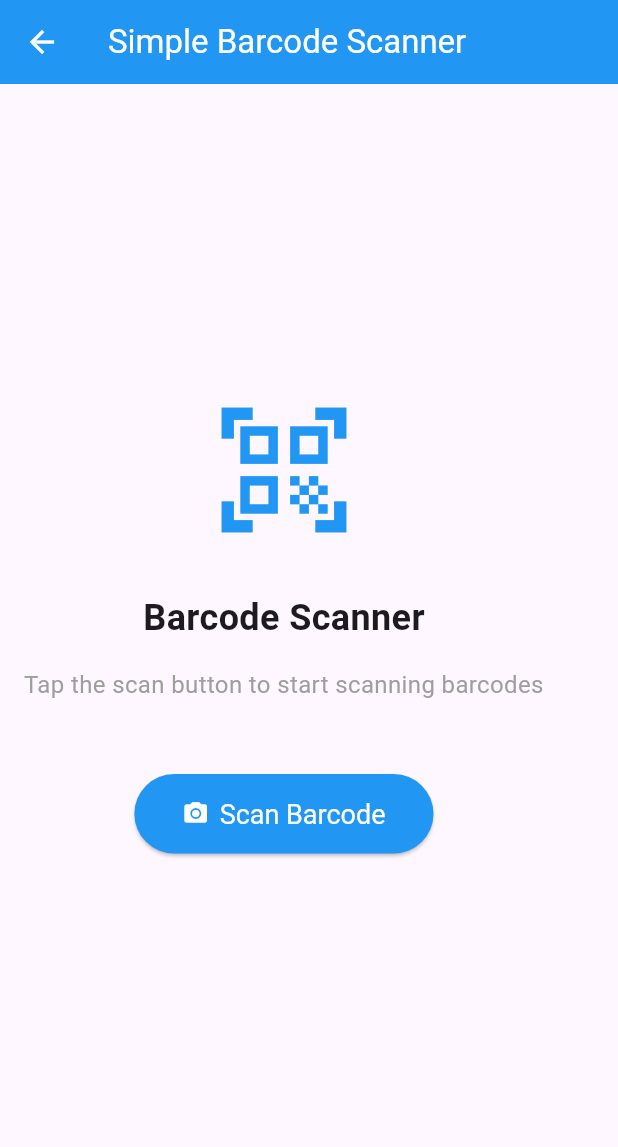
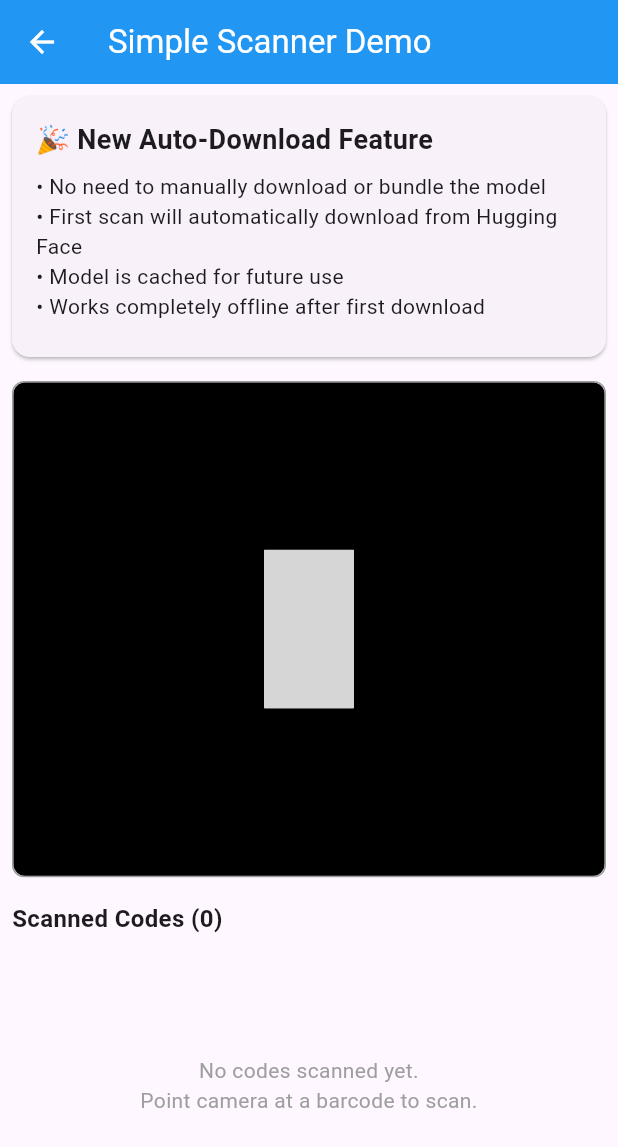
Before and after one commit to weebi-com/weebi_barcode_scanner_package, a Flutter app: the SimpleScannerDemo screen opened directly, on a phone screen of 412 x 824 dp. Shown: the top 1147 px of the screen. Run offline on Flutter 3.47's test engine with Material 3 defaults, Android fonts, the light colour scheme and no system bars; drawn by our look-alikes of camera; missing offline and left inert: camera_macos, weebi_barcode_dart, weebi_openfoodfacts_service; grey boxes are pictures that could not be loaded.

Commit message:
missing windows lib + download model

````diff
--- a/example/lib/simple_scanner_demo.dart
+++ b/example/lib/simple_scanner_demo.dart
@@ -1,9 +1,12 @@
 import 'package:flutter/material.dart';
 import 'package:weebi_barcode_scanner/weebi_barcode_scanner.dart';
 
-/// Simple demo showing the elegant barcode_scan2-style API
+/// Simple demo of the new auto-download barcode scanner
 ///
-/// Usage: var result = await WeebiBarcodeScanner.scan();
+/// This demo shows how easy it is to use the scanner now:
+/// - No need to manually download or bundle the model
+/// - No asset configuration required
+/// - Just use SimpleBarcodeScanner and it handles everything
 class SimpleScannerDemo extends StatefulWidget {
   const SimpleScannerDemo({super.key});
 
@@ -12,262 +15,195 @@ class SimpleScannerDemo extends StatefulWidget {
 }
 
 class _SimpleScannerDemoState extends State<SimpleScannerDemo> {
-  WeebiBarcodeResult? _lastResult;
+  List<BarcodeResult> _scannedCodes = [];
+  String? _error;
 
   @override
   Widget build(BuildContext context) {
     return Scaffold(
       appBar: AppBar(
-        title: const Text('Simple Barcode Scanner'),
+        title: const Text('Simple Scanner Demo'),
         backgroundColor: Colors.blue,
         foregroundColor: Colors.white,
       ),
-      body: Padding(
-        padding: const EdgeInsets.all(16.0),
-        child: Column(
-          mainAxisAlignment: MainAxisAlignment.center,
+      body: Column(
         children: [
-            // Logo or icon
-            const Icon(
-              Icons.qr_code_scanner,
-              size: 100,
-              color: Colors.blue,
-            ),
-
-            const SizedBox(height: 32),
-
-            // Title
-            const Text(
-              'Barcode Scanner',
-              style: TextStyle(
-                fontSize: 24,
-                fontWeight: FontWeight.bold,
-              ),
-            ),
-
-            const SizedBox(height: 16),
-
-            // Description
-            const Text(
-              'Tap the scan button to start scanning barcodes',
-              style: TextStyle(
-                fontSize: 16,
-                color: Colors.grey,
-              ),
-              textAlign: TextAlign.center,
-            ),
-
-            const SizedBox(height: 48),
-
-            // Scan button
-            ElevatedButton.icon(
-              onPressed: _scanBarcode,
-              icon: const Icon(Icons.camera_alt),
-              label: const Text('Scan Barcode'),
-              style: ElevatedButton.styleFrom(
-                backgroundColor: Colors.blue,
-                foregroundColor: Colors.white,
-                padding: const EdgeInsets.symmetric(
-                  horizontal: 32,
-                  vertical: 16,
-                ),
-                textStyle: const TextStyle(fontSize: 18),
-              ),
-            ),
-
-            const SizedBox(height: 48),
-
-            // Results section
-            if (_lastResult != null) ...[
-              const Divider(),
-              const SizedBox(height: 16),
-              _buildResultCard(_lastResult!),
-            ],
-          ],
-        ),
-      ),
-    );
-  }
-
-  /// Scan a barcode using the simple API
-  Future<void> _scanBarcode() async {
-    try {
-      // This is the elegant API - just like barcode_scan2!
-      final result = await WeebiBarcodeScanner.scan(
-        title: 'Scan Product Barcode',
-        subtitle: 'Point your camera at a barcode to scan it',
-      );
-
-      setState(() {
-        _lastResult = result;
-      });
-
-      // Show result feedback
-      if (result.isSuccess) {
-        ScaffoldMessenger.of(context).showSnackBar(
-          SnackBar(
-            content: Text('Scanned: ${result.code}'),
-            backgroundColor: Colors.green,
-          ),
-        );
-      } else if (result.isCancelled) {
-        ScaffoldMessenger.of(context).showSnackBar(
-          const SnackBar(
-            content: Text('Scan cancelled'),
-            backgroundColor: Colors.orange,
-          ),
-        );
-      } else if (result.hasError) {
-        ScaffoldMessenger.of(context).showSnackBar(
-          SnackBar(
-            content: Text('Error: ${result.error}'),
-            backgroundColor: Colors.red,
-          ),
-        );
-      }
-
-    } catch (e) {
-      ScaffoldMessenger.of(context).showSnackBar(
-        SnackBar(
-          content: Text('Failed to scan: $e'),
-          backgroundColor: Colors.red,
-        ),
-      );
-    }
-  }
-
-  /// Build a card showing the scan result
-  Widget _buildResultCard(WeebiBarcodeResult result) {
-    if (result.isSuccess) {
-      return Card(
+          // Information card
+          Card(
+            margin: const EdgeInsets.all(8),
             child: Padding(
-          padding: const EdgeInsets.all(16.0),
+              padding: const EdgeInsets.all(16),
               child: Column(
                 crossAxisAlignment: CrossAxisAlignment.start,
                 children: [
-              Row(
-                children: [
-                  const Icon(Icons.check_circle, color: Colors.green),
-                  const SizedBox(width: 8),
                   const Text(
-                    'Scan Successful',
-                    style: TextStyle(
-                      fontSize: 18,
-                      fontWeight: FontWeight.bold,
-                      color: Colors.green,
+                    '🎉 New Auto-Download Feature',
+                    style: TextStyle(fontSize: 18, fontWeight: FontWeight.bold),
                   ),
+                  const SizedBox(height: 8),
+                  const Text(
+                    '• No need to manually download or bundle the model\n'
+                    '• First scan will automatically download from Hugging Face\n'
+                    '• Model is cached for future use\n'
+                    '• Works completely offline after first download',
                   ),
-                ],
+                  const SizedBox(height: 8),
+                  if (_error != null)
+                    Container(
+                      padding: const EdgeInsets.all(8),
+                      decoration: BoxDecoration(
+                        color: Colors.red.shade100,
+                        borderRadius: BorderRadius.circular(4),
                       ),
-
-              const SizedBox(height: 16),
-
-              _buildResultRow('Barcode', result.code ?? 'Unknown'),
-              _buildResultRow('Format', result.format ?? 'Unknown'),
-
-              const SizedBox(height: 16),
-
-              // Action buttons
-              Row(
-                children: [
-                  Expanded(
-                    child: OutlinedButton.icon(
-                      onPressed: () {
-                        // Copy to clipboard
-                        // Clipboard.setData(ClipboardData(text: result.code ?? ''));
-                        ScaffoldMessenger.of(context).showSnackBar(
-                          const SnackBar(content: Text('Copied to clipboard')),
-                        );
-                      },
-                      icon: const Icon(Icons.copy),
-                      label: const Text('Copy'),
-                    ),
-                  ),
-
-                  const SizedBox(width: 8),
-
-                  Expanded(
-                    child: ElevatedButton.icon(
-                      onPressed: _scanBarcode,
-                      icon: const Icon(Icons.refresh),
-                      label: const Text('Scan Again'),
-                    ),
-                  ),
-                ],
-              ),
-            ],
-          ),
-        ),
-      );
-    } else if (result.isCancelled) {
-      return Card(
-        child: Padding(
-          padding: const EdgeInsets.all(16.0),
-          child: Row(
-            children: [
-              const Icon(Icons.cancel, color: Colors.orange),
-              const SizedBox(width: 8),
-              const Text(
-                'Scan Cancelled',
-                style: TextStyle(
-                  fontSize: 16,
-                  color: Colors.orange,
-                ),
-              ),
-            ],
-          ),
-        ),
-      );
-    } else {
-      return Card(
-        child: Padding(
-          padding: const EdgeInsets.all(16.0),
                       child: Row(
                         children: [
                           const Icon(Icons.error, color: Colors.red),
                           const SizedBox(width: 8),
                           Expanded(
                             child: Text(
-                  'Error: ${result.error}',
-                  style: const TextStyle(
-                    fontSize: 16,
-                    color: Colors.red,
+                              'Error: $_error',
+                              style: const TextStyle(color: Colors.red),
+                            ),
+                          ),
+                        ],
+                      ),
+                    ),
+                ],
+              ),
+            ),
+          ),
+
+          // Scanner view
+          Expanded(
+            flex: 3,
+            child: Container(
+              margin: const EdgeInsets.all(8),
+              decoration: BoxDecoration(
+                border: Border.all(color: Colors.grey),
+                borderRadius: BorderRadius.circular(8),
+              ),
+              child: ClipRRect(
+                borderRadius: BorderRadius.circular(8),
+                child: SimpleBarcodeScanner(
+                  onBarcodeDetected: (result) {
+                    setState(() {
+                      // Add to beginning of list to show newest first
+                      _scannedCodes.insert(0, result);
+                      // Keep only last 10 scans
+                      if (_scannedCodes.length > 10) {
+                        _scannedCodes = _scannedCodes.take(10).toList();
+                      }
+                      _error = null; // Clear any previous errors
+                    });
+                  },
+                  onError: (error) {
+                    setState(() {
+                      _error = error;
+                    });
+                  },
+                  loadingWidget: const Center(
+                    child: Column(
+                      mainAxisAlignment: MainAxisAlignment.center,
+                      children: [
+                        CircularProgressIndicator(),
+                        SizedBox(height: 16),
+                        Text('Initializing scanner...'),
+                        SizedBox(height: 8),
+                        Text(
+                          'First time? Downloading model from Hugging Face',
+                          style: TextStyle(fontSize: 12, color: Colors.grey),
+                        ),
+                      ],
+                    ),
+                  ),
+                ),
+              ),
+            ),
+          ),
+
+          // Scanned codes list
+          Expanded(
+            flex: 2,
+            child: Container(
+              margin: const EdgeInsets.all(8),
+              child: Column(
+                crossAxisAlignment: CrossAxisAlignment.start,
+                children: [
+                  Text(
+                    'Scanned Codes (${_scannedCodes.length})',
+                    style: const TextStyle(fontSize: 16, fontWeight: FontWeight.bold),
+                  ),
+                  const SizedBox(height: 8),
+                  Expanded(
+                    child: _scannedCodes.isEmpty
+                        ? const Center(
+                            child: Text(
+                              'No codes scanned yet.\nPoint camera at a barcode to scan.',
+                              textAlign: TextAlign.center,
+                              style: TextStyle(color: Colors.grey),
+                            ),
+                          )
+                        : ListView.builder(
+                            itemCount: _scannedCodes.length,
+                            itemBuilder: (context, index) {
+                              final code = _scannedCodes[index];
+                              return Card(
+                                child: ListTile(
+                                  leading: Icon(
+                                    _getIconForFormat(code.format),
+                                    color: Colors.green,
+                                  ),
+                                  title: Text(
+                                    code.text,
+                                    style: const TextStyle(fontFamily: 'Courier'),
+                                  ),
+                                                                     subtitle: Text(
+                                     '${code.format} • Confidence: ${((code.confidence ?? 0.0) * 100).toStringAsFixed(1)}%',
+                                   ),
+                                  trailing: IconButton(
+                                    icon: const Icon(Icons.copy),
+                                    onPressed: () {
+                                      // In a real app, you'd copy to clipboard
+                                      ScaffoldMessenger.of(context).showSnackBar(
+                                        SnackBar(content: Text('Copied: ${code.text}')),
+                                      );
+                                    },
+                                  ),
+                                ),
+                              );
+                            },
+                          ),
+                  ),
+                ],
               ),
             ),
           ),
         ],
       ),
-        ),
+      floatingActionButton: _scannedCodes.isNotEmpty
+          ? FloatingActionButton(
+              onPressed: () {
+                setState(() {
+                  _scannedCodes.clear();
+                });
+              },
+              child: const Icon(Icons.clear),
+            )
+          : null,
     );
   }
-  }
 
-  Widget _buildResultRow(String label, String value) {
-    return Padding(
-      padding: const EdgeInsets.symmetric(vertical: 4.0),
-      child: Row(
-        crossAxisAlignment: CrossAxisAlignment.start,
-        children: [
-          SizedBox(
-            width: 80,
-            child: Text(
-              '$label:',
-              style: const TextStyle(
-                fontWeight: FontWeight.w500,
-                color: Colors.grey,
-              ),
-            ),
-          ),
-          Expanded(
-            child: Text(
-              value,
-              style: const TextStyle(
-                fontFamily: 'monospace',
-              ),
-            ),
-          ),
-        ],
-      ),
-    );
+  IconData _getIconForFormat(String format) {
+    switch (format.toLowerCase()) {
+      case 'qr_code':
+        return Icons.qr_code;
+      case 'ean_13':
+      case 'ean_8':
+      case 'code_128':
+      case 'code_39':
+        return Icons.barcode_reader;
+      default:
+        return Icons.document_scanner;
     }
   }
+}
--- a/lib/src/barcode_scanner_widget.dart
+++ b/lib/src/barcode_scanner_widget.dart
@@ -180,12 +180,13 @@ class _BarcodeScannerWidgetState extends State<BarcodeScannerWidget> with Widget
         return;
       }
 
-      // Initialize barcode detector if not already done
+      // Initialize barcode detector with auto-download if not already done
       if (!core_barcode.BarcodeDetector.isInitialized) {
-        final success = await core_barcode.BarcodeDetector.initialize(widget.config.modelPath);
-        if (!success) {
+        try {
+          await core_barcode.BarcodeDetector.initializeOrDownload(widget.config.modelPath);
+        } catch (e) {
           setState(() {
-            _error = 'Failed to initialize barcode detector';
+            _error = 'Failed to initialize barcode detector: $e';
             _isInitializing = false;
           });
           return;
--- a/lib/src/scanner_config.dart
+++ b/lib/src/scanner_config.dart
@@ -3,8 +3,9 @@ import 'package:flutter/material.dart';
 /// Configuration for the barcode scanner
 class ScannerConfig {
   /// Path to the YOLO model file (best.rten)
-  /// Defaults to 'assets/best.rten'
-  final String modelPath;
+  /// If null, uses default location in app documents with auto-download
+  /// If specified, must be a valid file path (will auto-download if missing)
+  final String? modelPath;
 
   /// Whether to use super resolution for better 1D barcode reading
   /// Improves accuracy for damaged or low-quality barcodes
@@ -51,7 +52,7 @@ class ScannerConfig {
   final bool enableContinuousAutoFocus;
 
   const ScannerConfig({
-    this.modelPath = 'assets/best.rten',
+    this.modelPath,
     this.useSuperResolution = true,
     this.enableProductLookup = true,
     this.showOverlay = true,
@@ -69,7 +70,7 @@ class ScannerConfig {
 
   /// Continuous scanning mode - allows multiple scans, same product can be scanned multiple times
   const ScannerConfig.continuous({
-    this.modelPath = 'assets/best.rten',
+    this.modelPath,
     this.useSuperResolution = true,
     this.enableProductLookup = true,
     this.showOverlay = true,
@@ -87,7 +88,7 @@ class ScannerConfig {
 
   /// Point-of-sale mode - optimized for quick single scans with immediate feedback
   const ScannerConfig.pointOfSale({
-    this.modelPath = 'assets/best.rten',
+    this.modelPath,
     this.useSuperResolution = true,
     this.enableProductLookup = true, // Keep enabled for product info display
     this.showOverlay = true,
--- a/lib/src/simple_barcode_scanner.dart
+++ b/lib/src/simple_barcode_scanner.dart
@@ -1,10 +1,158 @@
 import 'dart:async';
 import 'package:flutter/material.dart';
 import 'package:flutter/services.dart';
+import 'package:weebi_barcode_dart/weebi_barcode_dart.dart' as core;
 
 import 'barcode_result.dart';
 import 'barcode_scanner_widget.dart';
 import 'scanner_config.dart';
+
+/// Simple barcode scanner API with automatic model management
+///
+/// This class provides the easiest way to integrate barcode scanning:
+/// - Automatically downloads the YOLO model from Hugging Face if needed
+/// - Handles all initialization and error management
+/// - Provides a simple Widget for scanning
+///
+/// Example usage:
+/// ```dart
+/// // Basic usage with default settings
+/// SimpleBarcodeScanner(
+///   onBarcodeDetected: (barcode) {
+///     print('Scanned: ${barcode.text}');
+///   },
+/// )
+///
+/// // With custom model path
+/// SimpleBarcodeScanner(
+///   modelPath: '/custom/path/to/model.rten',
+///   onBarcodeDetected: (barcode) {
+///     print('Scanned: ${barcode.text}');
+///   },
+/// )
+/// ```
+class SimpleBarcodeScanner extends StatelessWidget {
+  /// Callback when a barcode is detected
+  final Function(BarcodeResult) onBarcodeDetected;
+
+  /// Optional custom model path
+  /// If null, uses default location with auto-download
+  final String? modelPath;
+
+  /// Scanner configuration
+  final ScannerConfig? config;
+
+  /// Error callback
+  final Function(String)? onError;
+
+  /// Loading widget while initializing
+  final Widget? loadingWidget;
+
+  const SimpleBarcodeScanner({
+    super.key,
+    required this.onBarcodeDetected,
+    this.modelPath,
+    this.config,
+    this.onError,
+    this.loadingWidget,
+  });
+
+  @override
+  Widget build(BuildContext context) {
+    // Create config with custom model path if provided
+    final finalConfig = config?.copyWith(modelPath: modelPath) ??
+                       ScannerConfig(modelPath: modelPath);
+
+    return BarcodeScannerWidget(
+      onBarcodeDetected: onBarcodeDetected,
+      config: finalConfig,
+      onError: onError,
+      loadingWidget: loadingWidget,
+    );
+  }
+}
+
+/// Extension to add copyWith method to ScannerConfig
+extension ScannerConfigExtension on ScannerConfig {
+  ScannerConfig copyWith({
+    String? modelPath,
+    bool? useSuperResolution,
+    bool? enableProductLookup,
+    bool? showOverlay,
+    bool? showStatusOverlay,
+    Color? overlayColor,
+    Duration? scanInterval,
+    Duration? timeout,
+    bool? enableImageEnhancement,
+    bool? enablePreprocessing,
+    bool? debugMode,
+    bool? scanOnce,
+    bool? enableHapticFeedback,
+    bool? enableContinuousAutoFocus,
+  }) {
+    return ScannerConfig(
+      modelPath: modelPath ?? this.modelPath,
+      useSuperResolution: useSuperResolution ?? this.useSuperResolution,
+      enableProductLookup: enableProductLookup ?? this.enableProductLookup,
+      showOverlay: showOverlay ?? this.showOverlay,
+      showStatusOverlay: showStatusOverlay ?? this.showStatusOverlay,
+      overlayColor: overlayColor ?? this.overlayColor,
+      scanInterval: scanInterval ?? this.scanInterval,
+      timeout: timeout ?? this.timeout,
+      enableImageEnhancement: enableImageEnhancement ?? this.enableImageEnhancement,
+      enablePreprocessing: enablePreprocessing ?? this.enablePreprocessing,
+      debugMode: debugMode ?? this.debugMode,
+      scanOnce: scanOnce ?? this.scanOnce,
+      enableHapticFeedback: enableHapticFeedback ?? this.enableHapticFeedback,
+      enableContinuousAutoFocus: enableContinuousAutoFocus ?? this.enableContinuousAutoFocus,
+    );
+  }
+}
+
+/// Static methods for advanced usage
+class BarcodeScanner {
+  /// Initialize the barcode detector with automatic model download
+  ///
+  /// This method automatically downloads the YOLO model from Hugging Face
+  /// if it's not found locally. By default, it stores the model in the
+  /// app's documents directory.
+  ///
+  /// Parameters:
+  /// - [modelPath]: Custom path for the model file. If null, uses default location.
+  ///
+  /// Throws:
+  /// - [Exception] if model download fails or initialization fails
+  ///
+  /// Example:
+  /// ```dart
+  /// // Use default location
+  /// await BarcodeScanner.initialize();
+  ///
+  /// // Use custom path
+  /// await BarcodeScanner.initialize('/custom/path/to/model.rten');
+  /// ```
+  static Future<void> initialize([String? modelPath]) async {
+    await core.BarcodeDetector.initializeOrDownload(modelPath);
+  }
+
+  /// Check if the scanner is initialized
+  static bool get isInitialized => core.BarcodeDetector.isInitialized;
+
+  /// Get the default model path
+  static Future<String> getDefaultModelPath() async {
+    return await core.ModelManager.getDefaultModelPath();
+  }
+
+  /// Check if model exists at path
+  static bool modelExists(String path) {
+    return core.ModelManager.modelExists(path);
+  }
+
+  /// Download model to specific path
+  static Future<void> downloadModel(String path) async {
+    await core.ModelManager.downloadModel(path);
+  }
+}
 
 /// Simple barcode scanner API similar to barcode_scan2
 ///
--- a/lib/weebi_barcode_scanner.dart
+++ b/lib/weebi_barcode_scanner.dart
@@ -5,6 +5,7 @@ export 'src/barcode_scanner_widget.dart';
 export 'src/barcode_result.dart';
 export 'src/scanner_config.dart';
 export 'src/platform_camera_manager.dart';
+export 'src/simple_barcode_scanner.dart';
 
 // Export the simple API (similar to barcode_scan2)
 export 'src/simple_barcode_scanner.dart';
````
Also changed, not shown: example/pubspec.yaml (+5 -8 lines), pubspec.yaml (+13 -12 lines), example/pubspec.lock, 4 other files. Lines whose indentation alone changed are shown as unchanged.
